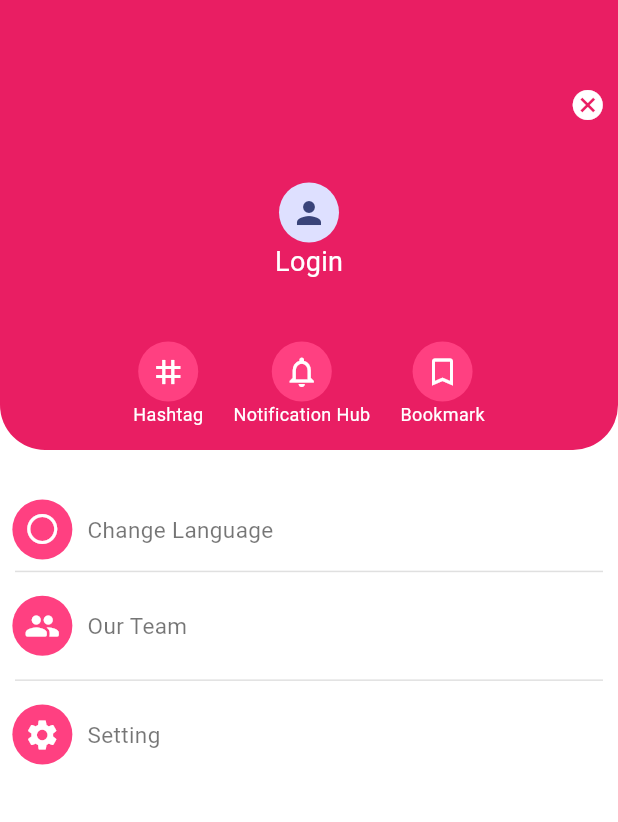
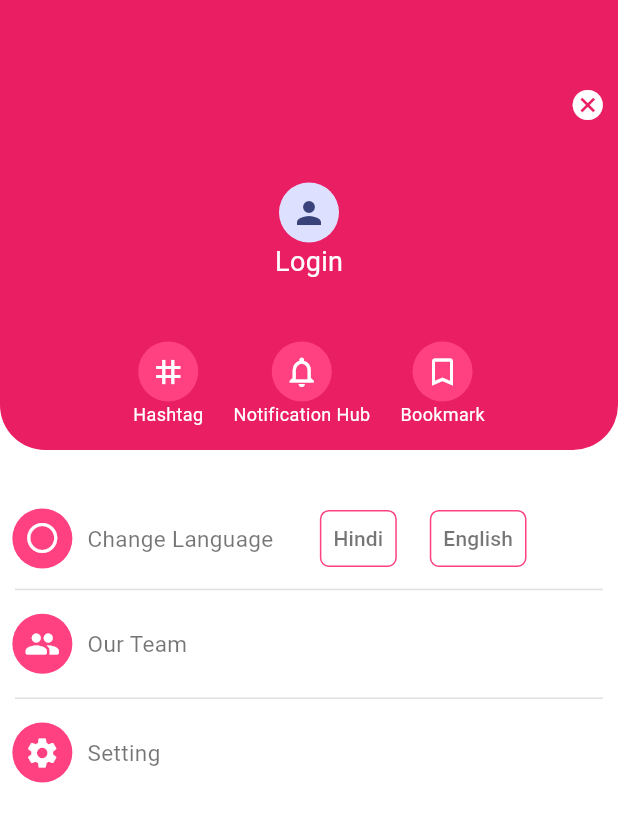
Before and after one commit to Vaishnavitripathi1003/MediaApp, a Flutter app: the screen it shows after launch, on a phone screen of 412 x 824 dp. Shown: the top 822 px of the screen. Run offline on Flutter 3.47's test engine with Material 3 defaults, Android fonts, the phone set to English and light mode, and no system bars.

Commit message:
language added

```diff
--- a/lib/Screens/Home/Profile.dart
+++ b/lib/Screens/Home/Profile.dart
@@ -143,7 +143,32 @@ class _ProfileState extends State<Profile> {
                         Text("Change Language",style: TextStyle(
                           color: Colors.black54,
                           fontSize: 15
-                        ),)
+                        ),),
+                        SizedBox(width: 20,),
+                       TextButton(onPressed: (){}, child:   Container(
+                         decoration: BoxDecoration(
+                           border: Border.all(color: Colors.pinkAccent,width: 1,style: BorderStyle.solid,strokeAlign: BorderSide.strokeAlignOutside),
+                           borderRadius: BorderRadius.all(Radius.circular(5))
+                         ),
+                         child: Padding(
+                           padding: const EdgeInsets.all(8.0),
+                           child: Text("Hindi",style: TextStyle(
+                               color: Colors.black54
+                           ),),
+                         ),
+                       )),
+                        TextButton(onPressed: (){}, child:   Container(
+                          decoration: BoxDecoration(
+                              border: Border.all(color: Colors.pinkAccent,width: 1,style: BorderStyle.solid,strokeAlign: BorderSide.strokeAlignOutside),
+                              borderRadius: BorderRadius.all(Radius.circular(5))
+                          ),
+                          child: Padding(
+                            padding: const EdgeInsets.all(8.0),
+                            child: Text("English",style: TextStyle(
+                                color: Colors.black54
+                            ),),
+                          ),
+                        )),
                       ],
                     ),
                   ),
```
